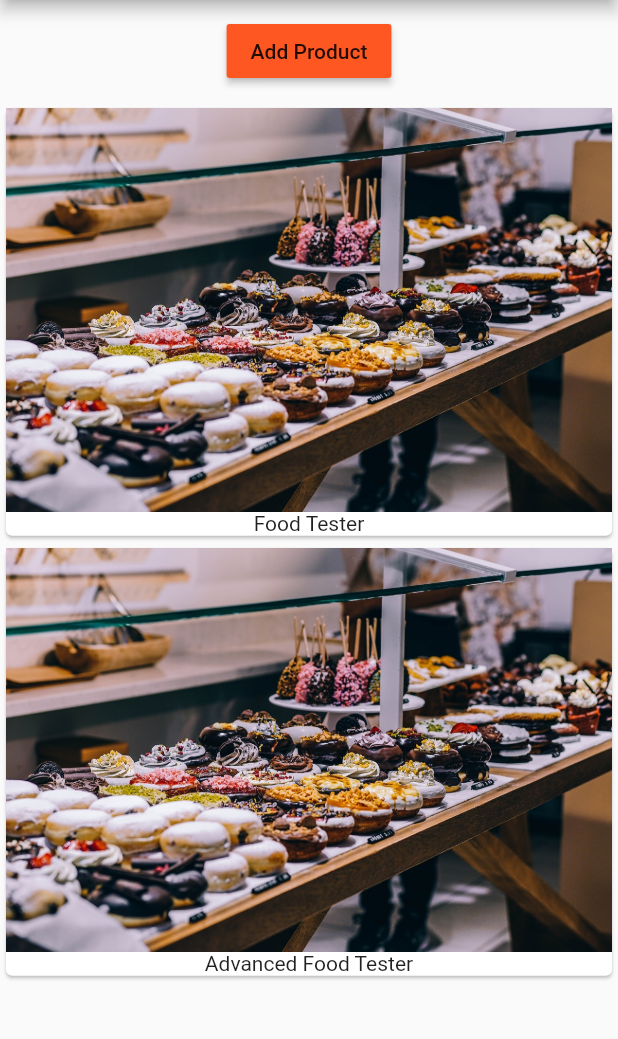
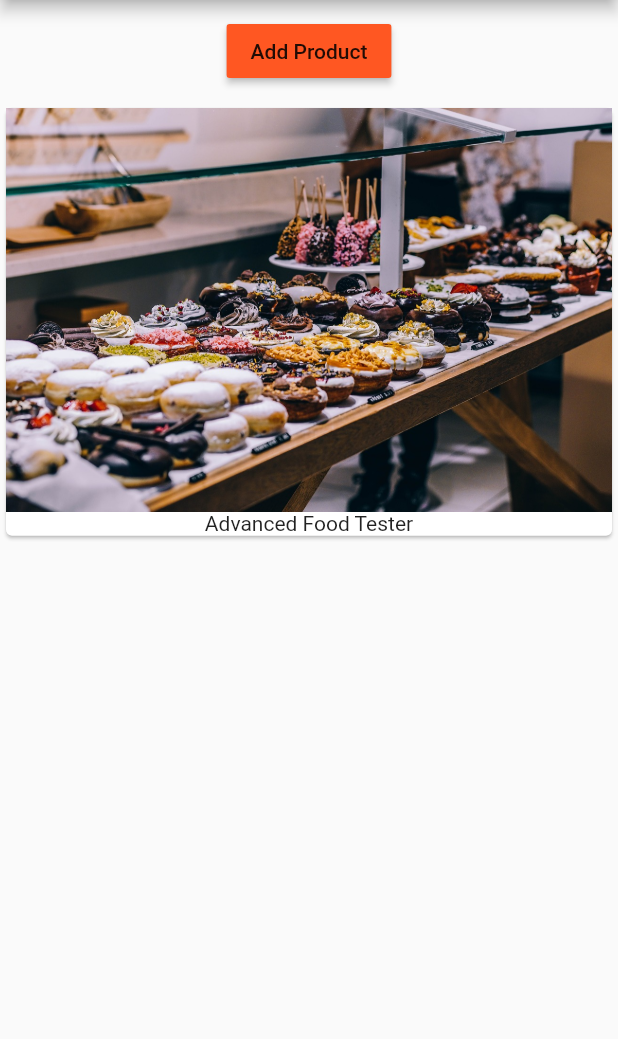
Before and after one commit to bernadettkiss/EasyList, a Flutter app: the screen it shows after launch, after a tap on "Add Product", on a phone screen of 412 x 824 dp, the part 84-1123 px from its top. Run offline on Flutter 3.47's test engine with Material 2 defaults, Android fonts, the phone set to English and light mode, and no system bars.

Commit message:
feat: Add scrollable list of products

```diff
--- a/easy_list/lib/main.dart
+++ b/easy_list/lib/main.dart
@@ -16,7 +16,7 @@ class MyApp extends StatelessWidget {
         appBar: AppBar(
           title: Text('EasyList'),
         ),
-        body: ProductManager('Food Tester'),
+        body: ProductManager(),
       ),
     );
   }
--- a/easy_list/lib/product_manager.dart
+++ b/easy_list/lib/product_manager.dart
@@ -5,7 +5,7 @@ import './products.dart';
 class ProductManager extends StatefulWidget {
   final String startingProduct;
 
-  ProductManager(this.startingProduct);
+  ProductManager({this.startingProduct});
 
   @override
   State<StatefulWidget> createState() {
@@ -19,7 +19,9 @@ class _ProductManagerState extends State<ProductManager> {
   @override
   void initState() {
     super.initState();
-    _products.add(widget.startingProduct);
+    if (widget.startingProduct != null) {
+      _products.add(widget.startingProduct);
+    }
   }
 
   @override
@@ -38,7 +40,7 @@ class _ProductManagerState extends State<ProductManager> {
             child: Text('Add Product'),
           ),
         ),
-        Products(_products)
+        Expanded(child: Products(_products))
       ],
     );
   }
--- a/easy_list/lib/products.dart
+++ b/easy_list/lib/products.dart
@@ -5,21 +5,26 @@ class Products extends StatelessWidget {
 
   Products(this.products);
 
+  Widget _buildProductItem(BuildContext context, int index) {
+    return Card(
+      child: Column(
+        children: <Widget>[
+          Image.asset('assets/food.jpg'),
+          Text(products[index])
+        ],
+      ),
+    );
+  }
+
   @override
   Widget build(BuildContext context) {
-    return Column(
-      children: products
-          .map(
-            (element) => Card(
-                  child: Column(
-                    children: <Widget>[
-                      Image.asset('assets/food.jpg'),
-                      Text(element)
-                    ],
-                  ),
-                ),
+    return products.length > 0
+        ? ListView.builder(
+            itemBuilder: _buildProductItem,
+            itemCount: products.length,
           )
-          .toList(),
-    );
+        : Center(
+            child: Text('No products found, please add some'),
+          );
   }
 }
```
